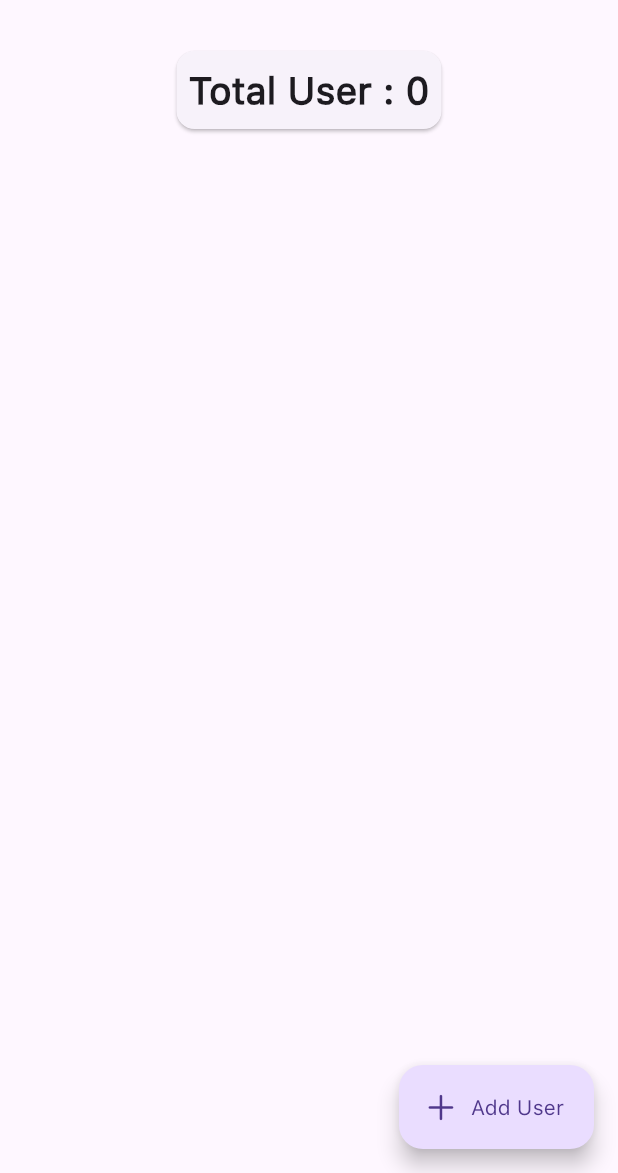
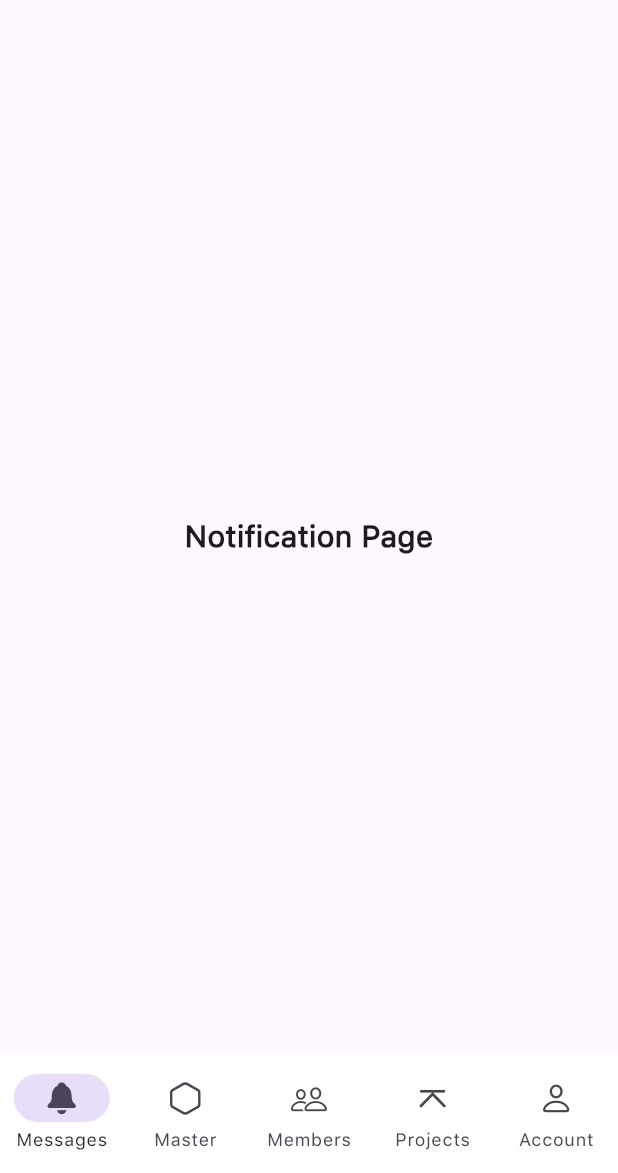
Before and after one commit to Bhavya2004/Performance-And-Project-Management-Tool, a Flutter app: the AdminDashboard screen opened by its route, on a phone screen of 412 x 824 dp, the part 63-1236 px from its top. Run offline on Flutter 3.47's test engine with Material 3 defaults, Android fonts, the phone set to English and light mode, and no system bars; our stand-ins replace cloud_firestore, firebase_auth, firebase_core; accounts and stored records are empty; project files that could hold a hidden picture were left out.

```diff
--- /dev/null
+++ b/lib/screens/account.dart
@@ -0,0 +1,22 @@
+import 'package:flutter/material.dart';
+
+class Account extends StatefulWidget {
+  const Account({super.key});
+
+  @override
+  State<Account> createState() => _AccountState();
+}
+
+class _AccountState extends State<Account> {
+  @override
+  Widget build(BuildContext context) {
+    return Scaffold(
+      body: Center(
+        child: Text(
+          "Account Page",
+          style: TextStyle(fontWeight: FontWeight.w700, fontSize: 20),
+        ),
+      ),
+    );
+  }
+}
--- a/lib/screens/admin_dashboard.dart
+++ b/lib/screens/admin_dashboard.dart
@@ -3,6 +3,12 @@ import 'package:firebase_auth/firebase_auth.dart';
 import 'package:flutter/cupertino.dart';
 import 'package:flutter/material.dart';
 import 'package:flutter/widgets.dart';
+import 'package:ppmt/constants/color.dart';
+import 'package:ppmt/screens/account.dart';
+import 'package:ppmt/screens/master.dart';
+import 'package:ppmt/screens/message.dart';
+import 'package:ppmt/screens/projects.dart';
+import 'package:ppmt/screens/users.dart';
 
 class AdminDashboard extends StatefulWidget {
   AdminDashboard({Key? key});
@@ -12,9 +18,12 @@ class AdminDashboard extends StatefulWidget {
 }
 
 class _AdminDashboardState extends State<AdminDashboard> {
+  int currentPageIndex = 0;
+
   @override
   Widget build(BuildContext context) {
     return Scaffold(
+      backgroundColor: AppColor.white,
       appBar: AppBar(
         title: Text('Admin Dashboard'),
         actions: [
@@ -45,61 +54,39 @@ class _AdminDashboardState extends State<AdminDashboard> {
         ],
       ),
       body: Center(
-        child: StreamBuilder<User?>(
-          stream: FirebaseAuth.instance.authStateChanges(),
-          builder: (context, snapshot) {
-            if (snapshot.connectionState == ConnectionState.waiting) {
-              return CircularProgressIndicator();
-            }
-            if (snapshot.hasData && snapshot.data != null) {
-              return FutureBuilder<int>(
-                future: getUserCount(),
-                builder: (context, userCountSnapshot) {
-                  if (userCountSnapshot.connectionState ==
-                      ConnectionState.waiting) {
-                    return CircularProgressIndicator();
-                  }
-                  if (userCountSnapshot.hasData) {
-                    return Column(
-                      children: [
-                        GestureDetector(
-                          onTap: () {
-                            Navigator.of(context).pushNamed("/user_list");
-                          },
-                          child: Card(
-                            margin: EdgeInsets.all(20),
-                            child: Padding(
-                              padding: const EdgeInsets.all(8.0),
-                              child: Text(
-                                "Total User : ${userCountSnapshot.data}",
-                                style: TextStyle(
-                                  fontSize: 25,
-                                  fontWeight: FontWeight.w900,
-                                ),
-                              ),
-                            ),
-                          ),
-                        ),
-                      ],
-                    );
-                  } else {
-                    return Text('Failed to fetch user count');
-                  }
-                },
-              );
-            }
-            return Text('Not logged in');
-          },
-        ),
+        child: widgetOptions.elementAt(selectedIndex),
       ),
-      floatingActionButton: FloatingActionButton.extended(
-        onPressed: () {
-          Navigator.of(context).pushNamed('/add_user');
-        },
-        icon: Icon(
-          CupertinoIcons.add,
-        ),
-        label: Text("Add User"),
+      bottomNavigationBar: NavigationBar(
+        backgroundColor: AppColor.white,
+        onDestinationSelected: onItemTapped,
+        selectedIndex: selectedIndex,
+        destinations: const <Widget>[
+          NavigationDestination(
+            selectedIcon: Icon(CupertinoIcons.bell_fill),
+            icon: Icon(CupertinoIcons.bell),
+            label: 'Messages',
+          ),
+          NavigationDestination(
+            selectedIcon: Icon(CupertinoIcons.hexagon_fill),
+            icon: Icon(CupertinoIcons.hexagon),
+            label: 'Master',
+          ),
+          NavigationDestination(
+            selectedIcon: Icon(CupertinoIcons.person_2_alt),
+            icon: Icon(CupertinoIcons.person_2),
+            label: 'Members',
+          ),
+          NavigationDestination(
+            selectedIcon: Icon(CupertinoIcons.projective),
+            icon: Icon(CupertinoIcons.projective),
+            label: 'Projects',
+          ),
+          NavigationDestination(
+            selectedIcon: Icon(CupertinoIcons.person_alt),
+            icon: Icon(CupertinoIcons.person),
+            label: 'Account',
+          ),
+        ],
       ),
     );
   }
@@ -115,4 +102,21 @@ class _AdminDashboardState extends State<AdminDashboard> {
     print(userCount);
     return userCount;
   }
+
+  int selectedIndex = 0;
+  static const TextStyle optionStyle =
+      TextStyle(fontSize: 30, fontWeight: FontWeight.bold);
+  static const List<Widget> widgetOptions = <Widget>[
+    Message(),
+    Master(),
+    Users(),
+    Projects(),
+    Account()
+  ];
+
+  void onItemTapped(int index) {
+    setState(() {
+      selectedIndex = index;
+    });
+  }
 }
--- /dev/null
+++ b/lib/screens/master.dart
@@ -0,0 +1,22 @@
+import 'package:flutter/material.dart';
+
+class Master extends StatefulWidget {
+  const Master({super.key});
+
+  @override
+  State<Master> createState() => _MasterState();
+}
+
+class _MasterState extends State<Master> {
+  @override
+  Widget build(BuildContext context) {
+    return Scaffold(
+      body: Center(
+        child: Text(
+          "Master Page",
+          style: TextStyle(fontWeight: FontWeight.w700, fontSize: 20),
+        ),
+      ),
+    );
+  }
+}
--- /dev/null
+++ b/lib/screens/message.dart
@@ -0,0 +1,22 @@
+import 'package:flutter/material.dart';
+
+class Message extends StatefulWidget {
+  const Message({super.key});
+
+  @override
+  State<Message> createState() => _MessageState();
+}
+
+class _MessageState extends State<Message> {
+  @override
+  Widget build(BuildContext context) {
+    return Scaffold(
+      body: Center(
+        child: Text(
+          "Notification Page",
+          style: TextStyle(fontWeight: FontWeight.w700, fontSize: 20),
+        ),
+      ),
+    );
+  }
+}
--- /dev/null
+++ b/lib/screens/projects.dart
@@ -0,0 +1,22 @@
+import 'package:flutter/material.dart';
+
+class Projects extends StatefulWidget {
+  const Projects({super.key});
+
+  @override
+  State<Projects> createState() => _ProjectsState();
+}
+
+class _ProjectsState extends State<Projects> {
+  @override
+  Widget build(BuildContext context) {
+    return Scaffold(
+      body: Center(
+        child: Text(
+          "Projects Page",
+          style: TextStyle(fontWeight: FontWeight.w700, fontSize: 20),
+        ),
+      ),
+    );
+  }
+}
--- a/lib/screens/users.dart
+++ b/lib/screens/users.dart
@@ -12,10 +12,10 @@ class _UsersState extends State<Users> {
   @override
   Widget build(BuildContext context) {
     return Scaffold(
-      appBar: AppBar(
-        title: Text("User List"),
-      ),
-      body: StreamBuilder(
+      body: Column(
+        children: [
+          Expanded(
+            child: StreamBuilder(
               stream: FirebaseFirestore.instance
                   .collection('users')
                   .where(
@@ -23,17 +23,21 @@ class _UsersState extends State<Users> {
                 isEqualTo: 'user',
               ) // Filter by role 'user'
                   .snapshots(),
-        builder: (BuildContext context, AsyncSnapshot<QuerySnapshot> snapshot) {
+              builder: (BuildContext context,
+                  AsyncSnapshot<QuerySnapshot> snapshot) {
                 if (snapshot.hasError) {
                   return Text('Error: ${snapshot.error}');
                 }
 
                 if (snapshot.connectionState == ConnectionState.waiting) {
-            return CircularProgressIndicator();
+                  return Center(
+                    child: CircularProgressIndicator(),
+                  );
                 }
 
                 return ListView(
-            children: snapshot.data!.docs.map((DocumentSnapshot document) {
+                  children: snapshot.data!.docs
+                      .map((DocumentSnapshot document) {
                     Map<String, dynamic> data =
                     document.data() as Map<String, dynamic>;
                     return GestureDetector(
@@ -49,6 +53,18 @@ class _UsersState extends State<Users> {
                 );
               },
             ),
+          ),
+          Padding(
+            padding: const EdgeInsets.all(8.0),
+            child: ElevatedButton(
+              onPressed: () {
+                Navigator.of(context).pushNamed('/add_user');
+              },
+              child: Text("Add Member"),
+            ),
+          )
+        ],
+      ),
     );
   }
 }
```
Lines whose indentation alone changed are shown as unchanged.
